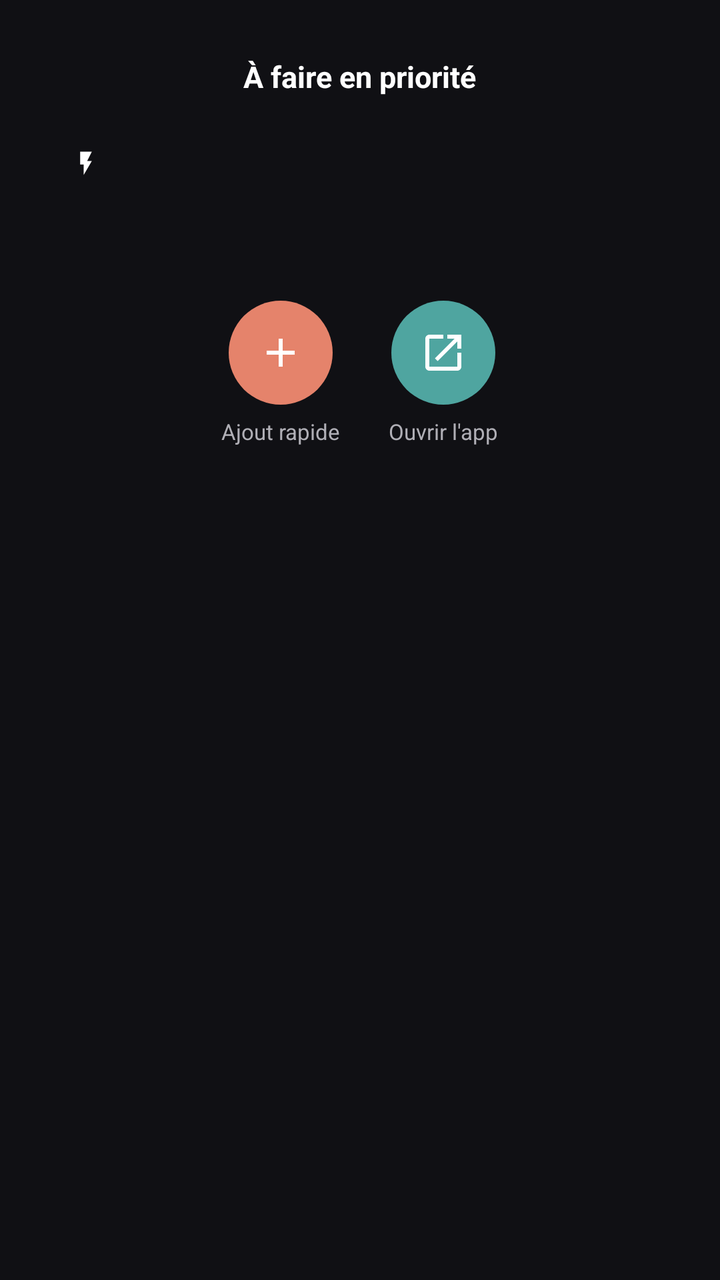
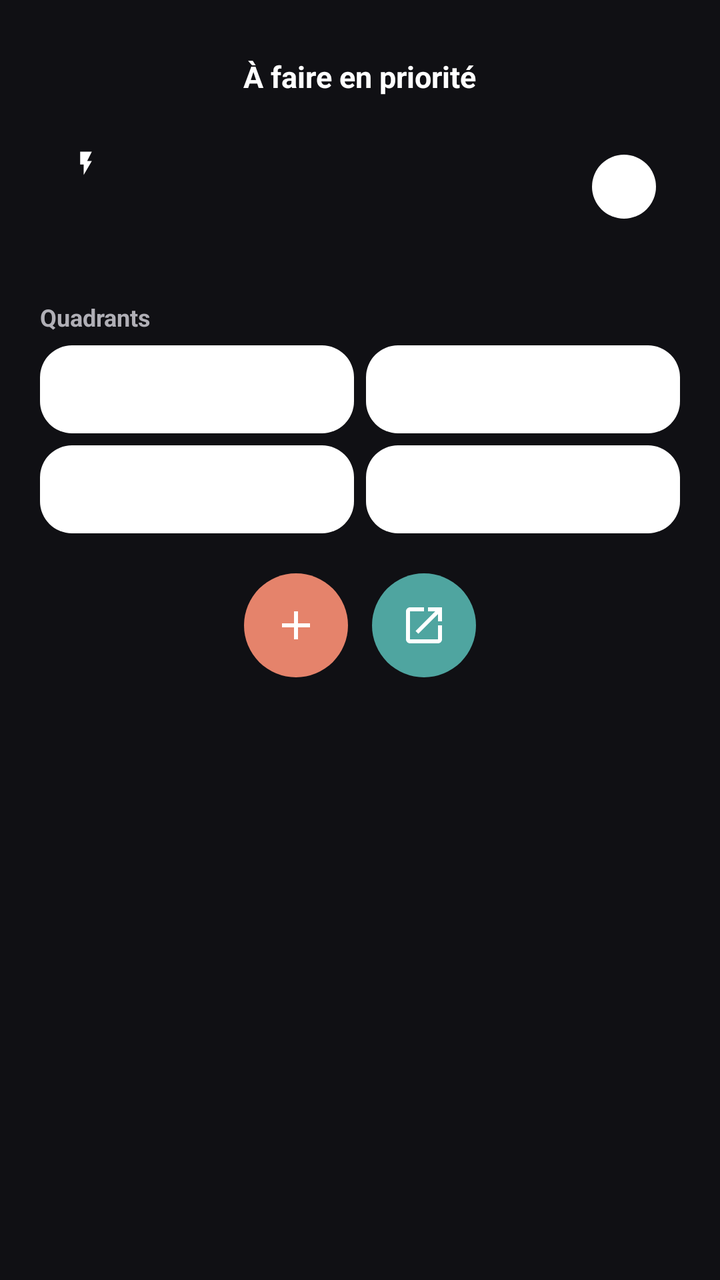

Screens rendered from an Android XML layout before and after an edit, with the pre-edit source and the edit as a unified diff.
<!-- AndroidManifest.xml: application theme android:Theme.DeviceDefault -->
<!-- res/layout/activity_launcher.xml -->
<?xml version="1.0" encoding="utf-8"?>
<ScrollView xmlns:android="http://schemas.android.com/apk/res/android"
    android:layout_width="match_parent"
    android:layout_height="match_parent"
    android:background="@color/wear_bg"
    android:fillViewport="true">

    <LinearLayout
        android:layout_width="match_parent"
        android:layout_height="wrap_content"
        android:orientation="vertical"
        android:gravity="center_horizontal"
        android:paddingHorizontal="20dp"
        android:paddingVertical="28dp">

        <TextView
            android:layout_width="wrap_content"
            android:layout_height="wrap_content"
            android:paddingBottom="12dp"
            android:text="@string/focus_title"
            android:textColor="@color/wear_on_bg"
            android:textSize="15sp"
            android:textStyle="bold" />

        
        <TextView
            android:id="@+id/empty_view"
            android:layout_width="match_parent"
            android:layout_height="wrap_content"
            android:gravity="center"
            android:paddingVertical="20dp"
            android:text="@string/focus_empty"
            android:textColor="@color/wear_on_bg_variant"
            android:textSize="14sp"
            android:visibility="gone" />

        
        <LinearLayout
            android:id="@+id/priority_card"
            android:layout_width="match_parent"
            android:layout_height="wrap_content"
            android:orientation="vertical"
            android:paddingHorizontal="16dp"
            android:paddingVertical="14dp">

            
            <LinearLayout
                android:layout_width="wrap_content"
                android:layout_height="wrap_content"
                android:gravity="center_vertical"
                android:orientation="horizontal">

                <ImageView
                    android:id="@+id/priority_icon"
                    android:layout_width="14dp"
                    android:layout_height="14dp"
                    android:contentDescription="@null"
                    android:src="@drawable/wear_do" />

                <TextView
                    android:id="@+id/priority_verb"
                    android:layout_width="wrap_content"
                    android:layout_height="wrap_content"
                    android:layout_marginStart="6dp"
                    android:textSize="11sp"
                    android:textStyle="bold" />
            </LinearLayout>

            <TextView
                android:id="@+id/priority_title"
                android:layout_width="match_parent"
                android:layout_height="wrap_content"
                android:layout_marginTop="3dp"
                android:ellipsize="end"
                android:maxLines="3"
                android:textColor="@color/wear_on_bg"
                android:textSize="15sp"
                android:textStyle="bold" />

            
            <LinearLayout
                android:id="@+id/priority_label_row"
                android:layout_width="match_parent"
                android:layout_height="wrap_content"
                android:layout_marginTop="5dp"
                android:gravity="center_vertical"
                android:orientation="horizontal"
                android:visibility="gone">

                <View
                    android:id="@+id/priority_label_dot"
                    android:layout_width="8dp"
                    android:layout_height="8dp"
                    android:background="@drawable/dot" />

                <TextView
                    android:id="@+id/priority_label_name"
                    android:layout_width="0dp"
                    android:layout_height="wrap_content"
                    android:layout_marginStart="6dp"
                    android:layout_weight="1"
                    android:ellipsize="end"
                    android:maxLines="1"
                    android:textColor="@color/wear_on_bg_variant"
                    android:textSize="11sp" />
            </LinearLayout>
        </LinearLayout>

        
        <TextView
            android:id="@+id/upnext_label"
            android:layout_width="match_parent"
            android:layout_height="wrap_content"
            android:layout_marginTop="16dp"
            android:text="@string/focus_up_next"
            android:textColor="@color/wear_on_bg_variant"
            android:textSize="12sp"
            android:textStyle="bold"
            android:visibility="gone" />

        <LinearLayout
            android:id="@+id/upnext_container"
            android:layout_width="match_parent"
            android:layout_height="wrap_content"
            android:layout_marginTop="4dp"
            android:orientation="vertical" />

        
        <LinearLayout
            android:layout_width="wrap_content"
            android:layout_height="wrap_content"
            android:layout_marginTop="20dp"
            android:gravity="center"
            android:orientation="horizontal">

            <LinearLayout
                android:layout_width="wrap_content"
                android:layout_height="wrap_content"
                android:layout_marginHorizontal="12dp"
                android:gravity="center_horizontal"
                android:orientation="vertical">

                <ImageButton
                    android:id="@+id/btn_add"
                    android:layout_width="52dp"
                    android:layout_height="52dp"
                    android:background="@drawable/bg_circle"
                    android:backgroundTint="@color/accent_add"
                    android:contentDescription="@string/action_quick_add"
                    android:padding="14dp"
                    android:scaleType="fitCenter"
                    android:src="@drawable/ic_add" />

                <TextView
                    android:layout_width="wrap_content"
                    android:layout_height="wrap_content"
                    android:layout_marginTop="6dp"
                    android:text="@string/action_quick_add"
                    android:textColor="@color/wear_on_bg_variant"
                    android:textSize="11sp" />
            </LinearLayout>

            <LinearLayout
                android:layout_width="wrap_content"
                android:layout_height="wrap_content"
                android:layout_marginHorizontal="12dp"
                android:gravity="center_horizontal"
                android:orientation="vertical">

                <ImageButton
                    android:id="@+id/btn_open"
                    android:layout_width="52dp"
                    android:layout_height="52dp"
                    android:background="@drawable/bg_circle"
                    android:backgroundTint="@color/accent_open"
                    android:contentDescription="@string/action_open_app"
                    android:padding="14dp"
                    android:scaleType="fitCenter"
                    android:src="@drawable/ic_open_phone" />

                <TextView
                    android:layout_width="wrap_content"
                    android:layout_height="wrap_content"
                    android:layout_marginTop="6dp"
                    android:text="@string/action_open_app"
                    android:textColor="@color/wear_on_bg_variant"
                    android:textSize="11sp" />
            </LinearLayout>
        </LinearLayout>
    </LinearLayout>
</ScrollView>
<!-- resources referenced by this layout -->
<resources>
  <color name="accent_add">#E5836B</color>
  <color name="accent_open">#4FA5A0</color>
  <color name="wear_bg">#101014</color>
  <color name="wear_on_bg">#FFFFFF</color>
  <color name="wear_on_bg_variant">#B0AFB6</color>
  <!-- drawable dot (drawable) -->
  <shape xmlns:android="http://schemas.android.com/apk/res/android"
      android:shape="oval">
      <solid android:color="#FFFFFFFF" />
  </shape>
  <!-- drawable wear_do (drawable) -->
  <vector xmlns:android="http://schemas.android.com/apk/res/android"
      android:width="24dp"
      android:height="24dp"
      android:viewportWidth="24"
      android:viewportHeight="24">
      <path
          android:fillColor="#FFFFFFFF"
          android:pathData="M7,2v11h3v9l7,-12h-4l4,-8z" />
  </vector>
  <string name="action_open_app">Ouvrir l\'app</string>
  <string name="action_quick_add">Ajout rapide</string>
  <string name="focus_empty">Rien à faire pour l\'instant 🎉</string>
  <string name="focus_title">À faire en priorité</string>
  <string name="focus_up_next">À suivre</string>
  <color name="btn_ripple">#33FFFFFF</color>
  <!-- unchanged entries left out for length: 3 -->
</resources>

<!-- the commit's change to res/layout/activity_launcher.xml (unified diff, before → after) -->
@@ -39,83 +39,159 @@
             android:id="@+id/priority_card"
             android:layout_width="match_parent"
             android:layout_height="wrap_content"
-            android:orientation="vertical"
-            android:paddingHorizontal="16dp"
+            android:gravity="center_vertical"
+            android:orientation="horizontal"
+            android:paddingStart="16dp"
+            android:paddingEnd="12dp"
             android:paddingVertical="14dp">
 
-            
             <LinearLayout
-                android:layout_width="wrap_content"
+                android:layout_width="0dp"
                 android:layout_height="wrap_content"
-                android:gravity="center_vertical"
-                android:orientation="horizontal">
-
-                <ImageView
-                    android:id="@+id/priority_icon"
-                    android:layout_width="14dp"
-                    android:layout_height="14dp"
-                    android:contentDescription="@null"
-                    android:src="@drawable/wear_do" />
+                android:layout_weight="1"
+                android:orientation="vertical">
+
+                <LinearLayout
+                    android:layout_width="wrap_content"
+                    android:layout_height="wrap_content"
+                    android:gravity="center_vertical"
+                    android:orientation="horizontal">
+
+                    <ImageView
+                        android:id="@+id/priority_icon"
+                        android:layout_width="14dp"
+                        android:layout_height="14dp"
+                        android:contentDescription="@null"
+                        android:src="@drawable/wear_do" />
+
+                    <TextView
+                        android:id="@+id/priority_verb"
+                        android:layout_width="wrap_content"
+                        android:layout_height="wrap_content"
+                        android:layout_marginStart="6dp"
+                        android:textSize="11sp"
+                        android:textStyle="bold" />
+                </LinearLayout>
 
                 <TextView
-                    android:id="@+id/priority_verb"
+                    android:id="@+id/priority_title"
+                    android:layout_width="match_parent"
+                    android:layout_height="wrap_content"
+                    android:layout_marginTop="3dp"
+                    android:ellipsize="end"
+                    android:maxLines="3"
+                    android:textColor="@color/wear_on_bg"
+                    android:textSize="15sp"
+                    android:textStyle="bold" />
+
+                
+                <LinearLayout
+                    android:id="@+id/priority_label_row"
+                    android:layout_width="match_parent"
+                    android:layout_height="wrap_content"
+                    android:layout_marginTop="5dp"
+                    android:gravity="center_vertical"
+                    android:orientation="horizontal"
+                    android:visibility="gone">
+
+                    <View
+                        android:id="@+id/priority_label_dot"
+                        android:layout_width="8dp"
+                        android:layout_height="8dp"
+                        android:background="@drawable/dot" />
+
+                    <TextView
+                        android:id="@+id/priority_label_name"
+                        android:layout_width="0dp"
+                        android:layout_height="wrap_content"
+                        android:layout_marginStart="6dp"
+                        android:layout_weight="1"
+                        android:ellipsize="end"
+                        android:maxLines="1"
+                        android:textColor="@color/wear_on_bg_variant"
+                        android:textSize="11sp" />
+                </LinearLayout>
+            </LinearLayout>
+
+            <ImageButton
+                android:id="@+id/priority_done"
+                android:layout_width="32dp"
+                android:layout_height="32dp"
+                android:layout_marginStart="10dp"
+                android:background="@drawable/bg_circle"
+                android:contentDescription="@string/action_complete"
+                android:padding="8dp"
+                android:scaleType="fitCenter"
+                android:src="@drawable/ic_check" />
+        </LinearLayout>
+
+        
+        <LinearLayout
+            android:id="@+id/pomo_card"
+            android:layout_width="match_parent"
+            android:layout_height="wrap_content"
+            android:layout_marginTop="12dp"
+            android:background="@drawable/bg_upnext"
+            android:gravity="center_vertical"
+            android:orientation="horizontal"
+            android:paddingStart="14dp"
+            android:paddingEnd="8dp"
+            android:paddingVertical="10dp"
+            android:visibility="gone">
+
+            <LinearLayout
+                android:layout_width="0dp"
+                android:layout_height="wrap_content"
+                android:layout_weight="1"
+                android:orientation="vertical">
+
+                <TextView
+                    android:id="@+id/pomo_phase"
                     android:layout_width="wrap_content"
                     android:layout_height="wrap_content"
-                    android:layout_marginStart="6dp"
+                    android:textColor="@color/wear_on_bg_variant"
                     android:textSize="11sp"
                     android:textStyle="bold" />
+
+                <TextView
+                    android:id="@+id/pomo_time"
+                    android:layout_width="wrap_content"
+                    android:layout_height="wrap_content"
+                    android:fontFeatureSettings="tnum"
+                    android:textColor="@color/wear_on_bg"
+                    android:textSize="22sp"
+                    android:textStyle="bold" />
             </LinearLayout>
 
-            <TextView
-                android:id="@+id/priority_title"
-                android:layout_width="match_parent"
-                android:layout_height="wrap_content"
-                android:layout_marginTop="3dp"
-                android:ellipsize="end"
-                android:maxLines="3"
-                android:textColor="@color/wear_on_bg"
-                android:textSize="15sp"
-                android:textStyle="bold" />
-
-            
-            <LinearLayout
-                android:id="@+id/priority_label_row"
-                android:layout_width="match_parent"
-                android:layout_height="wrap_content"
-                android:layout_marginTop="5dp"
-                android:gravity="center_vertical"
-                android:orientation="horizontal"
-                android:visibility="gone">
-
-                <View
-                    android:id="@+id/priority_label_dot"
-                    android:layout_width="8dp"
-                    android:layout_height="8dp"
-                    android:background="@drawable/dot" />
-
-                <TextView
-                    android:id="@+id/priority_label_name"
-                    android:layout_width="0dp"
-                    android:layout_height="wrap_content"
-                    android:layout_marginStart="6dp"
-                    android:layout_weight="1"
-                    android:ellipsize="end"
-                    android:maxLines="1"
-                    android:textColor="@color/wear_on_bg_variant"
-                    android:textSize="11sp" />
-            </LinearLayout>
+            <ImageButton
+                android:id="@+id/pomo_reset"
+                android:layout_width="34dp"
+                android:layout_height="34dp"
+                android:layout_marginEnd="6dp"
+                android:background="@drawable/bg_circle"
+                android:backgroundTint="@color/wear_surface_high"
+                android:contentDescription="@string/pomo_reset"
+                android:padding="8dp"
+                android:scaleType="fitCenter"
+                android:src="@drawable/ic_replay" />
+
+            <ImageButton
+                android:id="@+id/pomo_toggle"
+                android:layout_width="40dp"
+                android:layout_height="40dp"
+                android:background="@drawable/bg_circle"
+                android:backgroundTint="@color/accent_add"
+                android:contentDescription="@string/pomo_toggle"
+                android:padding="10dp"
+                android:scaleType="fitCenter"
+                android:src="@drawable/ic_pause" />
         </LinearLayout>
 
         
         <TextView
             android:id="@+id/upnext_label"
-            android:layout_width="match_parent"
-            android:layout_height="wrap_content"
-            android:layout_marginTop="16dp"
+            style="@style/WearSectionLabel"
             android:text="@string/focus_up_next"
-            android:textColor="@color/wear_on_bg_variant"
-            android:textSize="12sp"
-            android:textStyle="bold"
             android:visibility="gone" />
 
         <LinearLayout
@@ -124,6 +200,63 @@
             android:layout_height="wrap_content"
             android:layout_marginTop="4dp"
             android:orientation="vertical" />
+
+        
+        <TextView
+            android:id="@+id/today_label"
+            style="@style/WearSectionLabel"
+            android:text="@string/today_title"
+            android:visibility="gone" />
+
+        <LinearLayout
+            android:id="@+id/today_container"
+            android:layout_width="match_parent"
+            android:layout_height="wrap_content"
+            android:layout_marginTop="4dp"
+            android:orientation="vertical" />
+
+        
+        <TextView
+            style="@style/WearSectionLabel"
+            android:text="@string/quadrants_title" />
+
+        <LinearLayout
+            android:layout_width="match_parent"
+            android:layout_height="wrap_content"
+            android:layout_marginTop="6dp"
+            android:orientation="horizontal">
+
+            <include
+                android:id="@+id/quad_0"
+                layout="@layout/item_quadrant_chip" />
+
+            <Space
+                android:layout_width="6dp"
+                android:layout_height="0dp" />
+
+            <include
+                android:id="@+id/quad_1"
+                layout="@layout/item_quadrant_chip" />
+        </LinearLayout>
+
+        <LinearLayout
+            android:layout_width="match_parent"
+            android:layout_height="wrap_content"
+            android:layout_marginTop="6dp"
+            android:orientation="horizontal">
+
+            <include
+                android:id="@+id/quad_2"
+                layout="@layout/item_quadrant_chip" />
+
+            <Space
+                android:layout_width="6dp"
+                android:layout_height="0dp" />
+
+            <include
+                android:id="@+id/quad_3"
+                layout="@layout/item_quadrant_chip" />
+        </LinearLayout>
 
         
         <LinearLayout
@@ -133,59 +266,54 @@
             android:gravity="center"
             android:orientation="horizontal">
 
-            <LinearLayout
-                android:layout_width="wrap_content"
-                android:layout_height="wrap_content"
-                android:layout_marginHorizontal="12dp"
-                android:gravity="center_horizontal"
-                android:orientation="vertical">
-
-                <ImageButton
-                    android:id="@+id/btn_add"
-                    android:layout_width="52dp"
-                    android:layout_height="52dp"
-                    android:background="@drawable/bg_circle"
-                    android:backgroundTint="@color/accent_add"
-                    android:contentDescription="@string/action_quick_add"
-                    android:padding="14dp"
-                    android:scaleType="fitCenter"
-                    android:src="@drawable/ic_add" />
-
-                <TextView
-                    android:layout_width="wrap_content"
-                    android:layout_height="wrap_content"
-                    android:layout_marginTop="6dp"
-                    android:text="@string/action_quick_add"
-                    android:textColor="@color/wear_on_bg_variant"
-                    android:textSize="11sp" />
-            </LinearLayout>
-
-            <LinearLayout
-                android:layout_width="wrap_content"
-                android:layout_height="wrap_content"
-                android:layout_marginHorizontal="12dp"
-                android:gravity="center_horizontal"
-                android:orientation="vertical">
-
-                <ImageButton
-                    android:id="@+id/btn_open"
-                    android:layout_width="52dp"
-                    android:layout_height="52dp"
-                    android:background="@drawable/bg_circle"
-                    android:backgroundTint="@color/accent_open"
-                    android:contentDescription="@string/action_open_app"
-                    android:padding="14dp"
-                    android:scaleType="fitCenter"
-                    android:src="@drawable/ic_open_phone" />
-
-                <TextView
-                    android:layout_width="wrap_content"
-                    android:layout_height="wrap_content"
-                    android:layout_marginTop="6dp"
-                    android:text="@string/action_open_app"
-                    android:textColor="@color/wear_on_bg_variant"
-                    android:textSize="11sp" />
-            </LinearLayout>
+            <ImageButton
+                android:id="@+id/btn_add"
+                android:layout_width="52dp"
+                android:layout_height="52dp"
+                android:layout_marginHorizontal="6dp"
+                android:background="@drawable/bg_circle"
+                android:backgroundTint="@color/accent_add"
+                android:contentDescription="@string/action_quick_add"
+                android:padding="14dp"
+                android:scaleType="fitCenter"
+                android:src="@drawable/ic_add" />
+
+            <ImageButton
+                android:id="@+id/btn_open"
+                android:layout_width="52dp"
+                android:layout_height="52dp"
+                android:layout_marginHorizontal="6dp"
+                android:background="@drawable/bg_circle"
+                android:backgroundTint="@color/accent_open"
+                android:contentDescription="@string/action_open_app"
+                android:padding="14dp"
+                android:scaleType="fitCenter"
+                android:src="@drawable/ic_open_phone" />
         </LinearLayout>
     </LinearLayout>
 </ScrollView>
+<!-- res/layout/item_quadrant_chip.xml (included above) -->
+<?xml version="1.0" encoding="utf-8"?>
+<LinearLayout xmlns:android="http://schemas.android.com/apk/res/android"
+    android:layout_width="0dp"
+    android:layout_height="44dp"
+    android:layout_weight="1"
+    android:background="@drawable/bg_chip"
+    android:gravity="center"
+    android:orientation="horizontal">
+
+    <ImageView
+        android:id="@+id/chip_icon"
+        android:layout_width="16dp"
+        android:layout_height="16dp"
+        android:contentDescription="@null"
+        android:src="@drawable/wear_do" />
+
+    <TextView
+        android:id="@+id/chip_count"
+        android:layout_width="wrap_content"
+        android:layout_height="wrap_content"
+        android:layout_marginStart="6dp"
+        android:textSize="16sp"
+        android:textStyle="bold" />
+</LinearLayout>
<!-- resource entries referenced after the edit -->
@@ -5,11 +5,61 @@
   <color name="wear_bg">#101014</color>
   <color name="wear_on_bg">#FFFFFF</color>
   <color name="wear_on_bg_variant">#B0AFB6</color>
+  <color name="wear_surface_high">#33333B</color>
+  <!-- drawable bg_chip (drawable) -->
+  <ripple xmlns:android="http://schemas.android.com/apk/res/android"
+      android:color="@color/btn_ripple">
+      <item>
+          <shape android:shape="rectangle">
+              <solid android:color="#FFFFFFFF" />
+              <corners android:radius="16dp" />
+          </shape>
+      </item>
+  </ripple>
+  <!-- drawable bg_upnext (drawable) -->
+  <shape xmlns:android="http://schemas.android.com/apk/res/android"
+      android:shape="rectangle">
+      <solid android:color="@color/wear_surface" />
+      <corners android:radius="14dp" />
+  </shape>
   <!-- drawable dot (drawable) -->
   <shape xmlns:android="http://schemas.android.com/apk/res/android"
       android:shape="oval">
       <solid android:color="#FFFFFFFF" />
   </shape>
+  <!-- drawable ic_check (drawable) -->
+  <?xml version="1.0" encoding="utf-8"?>
+  <vector xmlns:android="http://schemas.android.com/apk/res/android"
+      android:width="24dp"
+      android:height="24dp"
+      android:viewportWidth="24"
+      android:viewportHeight="24">
+      <path
+          android:fillColor="#FFFFFFFF"
+          android:pathData="M9,16.17L4.83,12l-1.42,1.41L9,19 21,7l-1.41,-1.41z" />
+  </vector>
+  <!-- drawable ic_pause (drawable) -->
+  <?xml version="1.0" encoding="utf-8"?>
+  <vector xmlns:android="http://schemas.android.com/apk/res/android"
+      android:width="24dp"
+      android:height="24dp"
+      android:viewportWidth="24"
+      android:viewportHeight="24">
+      <path
+          android:fillColor="#FFFFFFFF"
+          android:pathData="M6,19h4V5H6v14zM14,5v14h4V5h-4z" />
+  </vector>
+  <!-- drawable ic_replay (drawable) -->
+  <?xml version="1.0" encoding="utf-8"?>
+  <vector xmlns:android="http://schemas.android.com/apk/res/android"
+      android:width="24dp"
+      android:height="24dp"
+      android:viewportWidth="24"
+      android:viewportHeight="24">
+      <path
+          android:fillColor="#FFFFFFFF"
+          android:pathData="M12,5V1L7,6l5,5V7c3.31,0 6,2.69 6,6s-2.69,6 -6,6 -6,-2.69 -6,-6H4c0,4.42 3.58,8 8,8s8,-3.58 8,-8 -3.58,-8 -8,-8z" />
+  </vector>
   <!-- drawable wear_do (drawable) -->
   <vector xmlns:android="http://schemas.android.com/apk/res/android"
       android:width="24dp"
@@ -20,12 +70,26 @@
           android:fillColor="#FFFFFFFF"
           android:pathData="M7,2v11h3v9l7,-12h-4l4,-8z" />
   </vector>
+  <string name="action_complete">Terminer</string>
   <string name="action_open_app">Ouvrir l\'app</string>
   <string name="action_quick_add">Ajout rapide</string>
   <string name="focus_empty">Rien à faire pour l\'instant 🎉</string>
   <string name="focus_title">À faire en priorité</string>
   <string name="focus_up_next">À suivre</string>
+  <string name="pomo_reset">Réinitialiser</string>
+  <string name="pomo_toggle">Démarrer ou mettre en pause</string>
+  <string name="quadrants_title">Quadrants</string>
+  <string name="today_title">Aujourd\'hui</string>
+  <style name="WearSectionLabel">
+          <item name="android:layout_width">match_parent</item>
+          <item name="android:layout_height">wrap_content</item>
+          <item name="android:layout_marginTop">16dp</item>
+          <item name="android:textColor">@color/wear_on_bg_variant</item>
+          <item name="android:textSize">12sp</item>
+          <item name="android:textStyle">bold</item>
+      </style>
   <color name="btn_ripple">#33FFFFFF</color>
+  <color name="wear_surface">#1E1E24</color>
   <!-- unchanged entries left out for length: 3 -->
 </resources>
 
